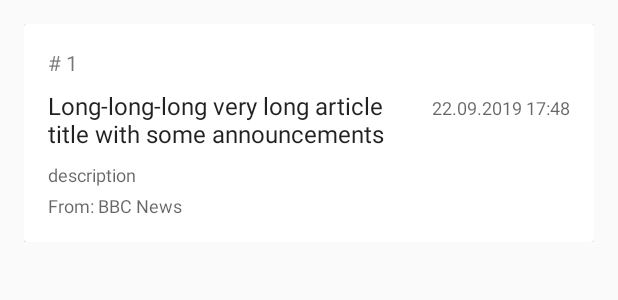
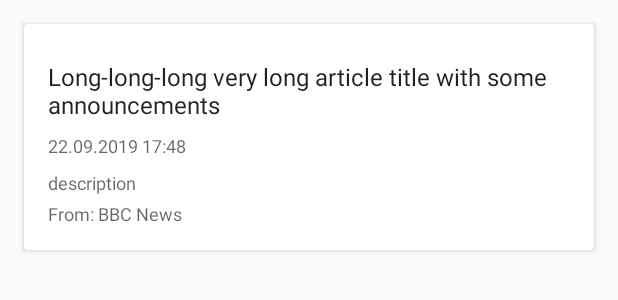
Before and after one commit to devUndef1ned/GoogleNewsWithPagingExample, an Android app: the layout item_article_layout.xml on its own in the app's theme, with its tools: preview values and no code run, on a phone screen of 412 x 824 dp. Shown: the top 300 px of the screen. Run offline under Robolectric (Android 15) with nearby library versions, the phone set to English and light mode, and no system bars.

```diff
--- a/app/src/main/java/com/devundefined/googlenewswithpagingexample/infrastructure/ArticleLoadProcessorImpl.kt
+++ b/app/src/main/java/com/devundefined/googlenewswithpagingexample/infrastructure/ArticleLoadProcessorImpl.kt
@@ -13,7 +13,7 @@ class ArticleLoadProcessorImpl(private val newsApi: NewsApi, private val apiKey:
     ArticleLoadProcessor {
 
     companion object {
-        private const val DEFAULT_SIZE_PER_PAGE = 5
+        private const val DEFAULT_SIZE_PER_PAGE = 21
         @SuppressLint("SimpleDateFormat")
         private val sdf = SimpleDateFormat("yyyy-MM-dd'T'HH:mm:ss'Z'")
     }
@@ -28,7 +28,6 @@ class ArticleLoadProcessorImpl(private val newsApi: NewsApi, private val apiKey:
         return runBlocking {
             withContext(scope.coroutineContext) {
                 try {
-                    Thread.sleep(3000)
                     val result = newsApi.getNews(apiKey, country, pageNumber, DEFAULT_SIZE_PER_PAGE)
                     if (result.status != "ok") {
                         LoadResult.Error(IllegalStateException(result.message))
--- a/app/src/main/java/com/devundefined/googlenewswithpagingexample/presentation/adapter/ArticlePagedAdapter.kt
+++ b/app/src/main/java/com/devundefined/googlenewswithpagingexample/presentation/adapter/ArticlePagedAdapter.kt
@@ -40,7 +40,6 @@ class ArticlePagedAdapter(pagedDataList: PagedDataList<Article>, loadAction: ()
     override fun onBindContentViewHolder(holder: ContentViewHolder, position: Int) {
         val article = pagedDataList[position]
         holder.setTitle(article.title)
-        holder.setIndex(position)
         holder.showImage(article.imageUrl)
         holder.setDate(article.date)
         holder.setDescription(article.description)
--- a/app/src/main/java/com/devundefined/googlenewswithpagingexample/presentation/adapter/PagedAdapter.kt
+++ b/app/src/main/java/com/devundefined/googlenewswithpagingexample/presentation/adapter/PagedAdapter.kt
@@ -14,7 +14,7 @@ abstract class PagedAdapter<T : Any>(
         private const val LOAD_OFFSET = 3
     }
 
-    private var recyclerView: RecyclerView? = null
+    protected var recyclerView: RecyclerView? = null
 
     private val scrollListener: RecyclerView.OnScrollListener =
         object : RecyclerView.OnScrollListener() {
--- a/app/src/main/res/layout/activity_main.xml
+++ b/app/src/main/res/layout/activity_main.xml
@@ -9,8 +9,7 @@
         android:id="@+id/recycler_view"
         android:layout_width="match_parent"
         android:layout_height="match_parent"
-        android:layout_gravity="center"
-        android:clipToPadding="false"/>
+        android:layout_gravity="center"/>
 
     <ProgressBar
         android:id="@+id/loader"
--- a/app/src/main/res/layout/item_article_layout.xml
+++ b/app/src/main/res/layout/item_article_layout.xml
@@ -1,17 +1,16 @@
 <?xml version="1.0" encoding="utf-8"?>
-
 <FrameLayout xmlns:android="http://schemas.android.com/apk/res/android"
     xmlns:tools="http://schemas.android.com/tools"
     android:layout_width="match_parent"
-    android:layout_height="wrap_content"
-    android:padding="16dp">
+    android:layout_height="wrap_content">
 
     <androidx.cardview.widget.CardView
         android:layout_width="match_parent"
         android:layout_height="wrap_content"
         android:clipToPadding="false"
         android:elevation="8dp"
-        android:orientation="vertical">
+        android:orientation="vertical"
+        android:layout_margin="16dp">
 
         <LinearLayout
             android:layout_width="match_parent"
@@ -21,7 +20,9 @@
             <ImageView
                 android:id="@+id/image"
                 android:layout_width="match_parent"
-                android:layout_height="wrap_content" />
+                android:layout_height="wrap_content"
+                android:adjustViewBounds="true"
+                android:scaleType="fitCenter"/>
 
             <LinearLayout
                 android:layout_width="match_parent"
@@ -30,19 +31,8 @@
                 android:orientation="vertical">
 
                 <TextView
-                    android:id="@+id/position_label"
+                    android:id="@+id/title"
                     android:layout_width="wrap_content"
-                    android:layout_height="wrap_content"
-                    tools:text="# 1" />
-
-                <LinearLayout
-                    android:layout_width="match_parent"
-                    android:layout_height="wrap_content"
-                    android:orientation="horizontal">
-
-                    <TextView
-                        android:id="@+id/title"
-                        android:layout_width="0dp"
                     android:layout_height="wrap_content"
                     android:layout_marginTop="8dp"
                     android:layout_weight="2"
@@ -51,7 +41,7 @@
 
                 <TextView
                     android:id="@+id/date"
-                        android:layout_width="0dp"
+                    android:layout_width="wrap_content"
                     android:layout_height="wrap_content"
                     android:layout_marginTop="8dp"
                     android:layout_weight="1"
@@ -59,7 +49,6 @@
                     android:textAppearance="@style/TextAppearance.AppCompat.Caption"
                     tools:text="22.09.2019 17:48" />
 
-                </LinearLayout>
 
                 <TextView
                     android:id="@+id/description"
@@ -75,7 +64,7 @@
                     android:layout_height="wrap_content"
                     android:layout_marginTop="4dp"
                     android:textAppearance="@style/TextAppearance.AppCompat.Caption"
-                    tools:text="From: BBC News"/>
+                    tools:text="From: BBC News" />
 
             </LinearLayout>
 
```
Also changed, not shown: app/src/main/java/com/devundefined/googlenewswithpagingexample/presentation/MainActivity.kt (+23 -3 lines), app/src/main/java/com/devundefined/googlenewswithpagingexample/presentation/adapter/PagedViewHolder.kt (+2 -11 lines). Lines whose indentation alone changed are shown as unchanged.
